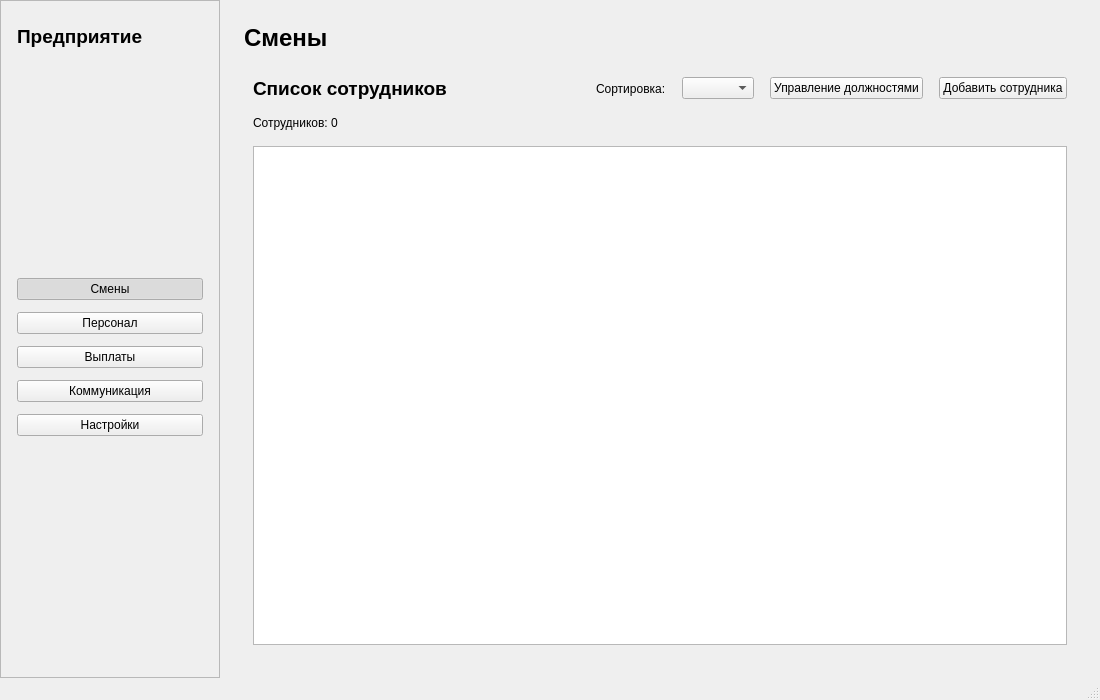
Before: the Qt Designer form businessmainwindow.ui in Zizerok/VKR, drawn with Qt 5.
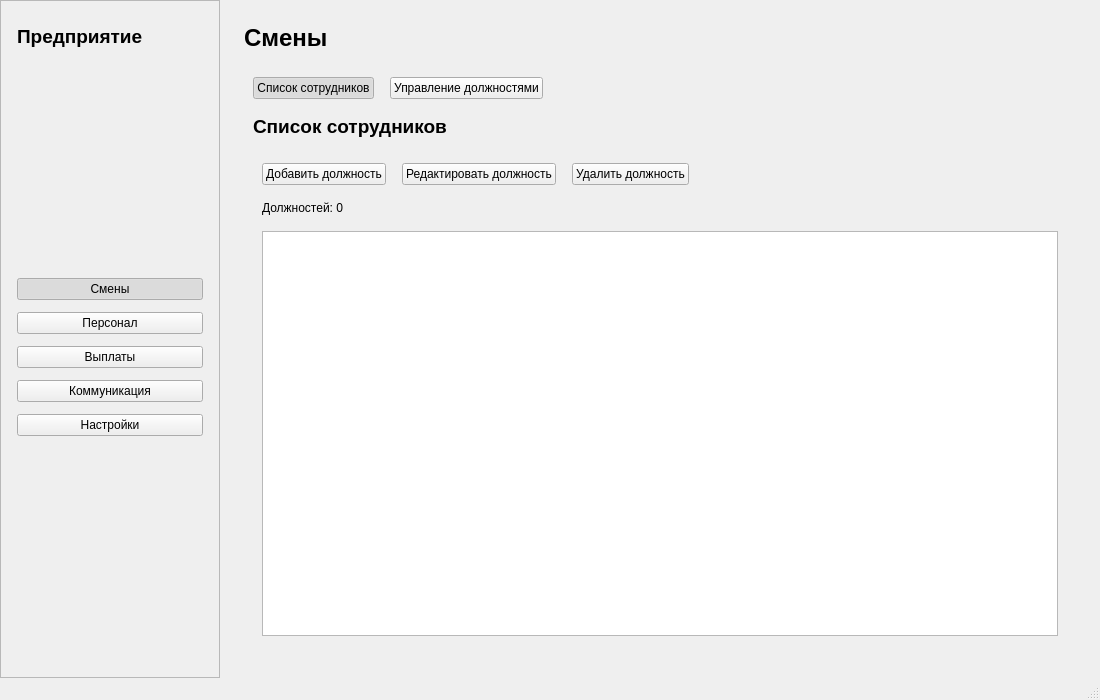
After: the same form once the commit is applied. The open tabs and pages were chosen to show the change.

Commit message: работа над должностями

Diff of the .ui file:
```diff
--- a/businessmainwindow.ui
+++ b/businessmainwindow.ui
@@ -237,7 +237,51 @@
             <item>
             <layout class="QHBoxLayout" name="staffTopLayout">
              <item>
-              <widget class="QLabel" name="labelEmployeeListTitle">
+              <widget class="QPushButton" name="pushButtonStaffEmployeesView">
+               <property name="text">
+                <string>Список сотрудников</string>
+               </property>
+               <property name="checkable">
+                <bool>true</bool>
+               </property>
+               <property name="checked">
+                <bool>true</bool>
+               </property>
+               <property name="autoExclusive">
+                <bool>true</bool>
+               </property>
+              </widget>
+             </item>
+             <item>
+              <widget class="QPushButton" name="pushButtonStaffPositionsView">
+               <property name="text">
+                <string>Управление должностями</string>
+               </property>
+               <property name="checkable">
+                <bool>true</bool>
+               </property>
+               <property name="autoExclusive">
+                <bool>true</bool>
+               </property>
+              </widget>
+             </item>
+             <item>
+              <spacer name="staffSwitchSpacer">
+               <property name="orientation">
+                <enum>Qt::Horizontal</enum>
+               </property>
+               <property name="sizeHint" stdset="0">
+                <size>
+                 <width>40</width>
+                 <height>20</height>
+                </size>
+               </property>
+              </spacer>
+             </item>
+            </layout>
+           </item>
+           <item>
+            <widget class="QLabel" name="labelStaffContentTitle">
                <property name="font">
                 <font>
                  <pointsize>14</pointsize>
@@ -250,18 +294,17 @@
               </widget>
              </item>
              <item>
-              <spacer name="staffHeaderSpacer">
-               <property name="orientation">
-                <enum>Qt::Horizontal</enum>
-               </property>
-               <property name="sizeHint" stdset="0">
-                <size>
-                 <width>40</width>
-                 <height>20</height>
-                </size>
+            <widget class="QStackedWidget" name="stackedWidgetStaffContent">
+             <property name="currentIndex">
+              <number>0</number>
+             </property>
+             <widget class="QWidget" name="pageStaffEmployees">
+              <layout class="QVBoxLayout" name="verticalLayoutStaffEmployees">
+               <property name="spacing">
+                <number>16</number>
                </property>
-              </spacer>
-             </item>
+               <item>
+                <layout class="QHBoxLayout" name="staffEmployeesTopLayout">
              <item>
               <widget class="QLabel" name="labelSortTitle">
                <property name="text">
@@ -273,11 +316,17 @@
               <widget class="QComboBox" name="comboBoxEmployeeSort"/>
              </item>
              <item>
-              <widget class="QPushButton" name="pushButtonManagePositions">
-               <property name="text">
-                <string>Управление должностями</string>
-               </property>
-              </widget>
+                  <spacer name="staffEmployeesSpacer">
+                   <property name="orientation">
+                    <enum>Qt::Horizontal</enum>
+                   </property>
+                   <property name="sizeHint" stdset="0">
+                    <size>
+                     <width>40</width>
+                     <height>20</height>
+                    </size>
+                   </property>
+                  </spacer>
              </item>
              <item>
               <widget class="QPushButton" name="pushButtonAddEmployee">
@@ -303,6 +352,72 @@
              <property name="selectionMode">
               <enum>QAbstractItemView::SingleSelection</enum>
              </property>
+                </widget>
+               </item>
+              </layout>
+             </widget>
+             <widget class="QWidget" name="pageStaffPositions">
+              <layout class="QVBoxLayout" name="verticalLayoutStaffPositions">
+               <property name="spacing">
+                <number>16</number>
+               </property>
+               <item>
+                <layout class="QHBoxLayout" name="staffPositionsTopLayout">
+                 <item>
+                  <widget class="QPushButton" name="pushButtonAddPosition">
+                   <property name="text">
+                    <string>Добавить должность</string>
+                   </property>
+                  </widget>
+                 </item>
+                 <item>
+                  <widget class="QPushButton" name="pushButtonEditPosition">
+                   <property name="text">
+                    <string>Редактировать должность</string>
+                   </property>
+                  </widget>
+                 </item>
+                 <item>
+                  <widget class="QPushButton" name="pushButtonDeletePosition">
+                   <property name="text">
+                    <string>Удалить должность</string>
+                   </property>
+                  </widget>
+                 </item>
+                 <item>
+                  <spacer name="staffPositionsSpacer">
+                   <property name="orientation">
+                    <enum>Qt::Horizontal</enum>
+                   </property>
+                   <property name="sizeHint" stdset="0">
+                    <size>
+                     <width>40</width>
+                     <height>20</height>
+                    </size>
+                   </property>
+                  </spacer>
+                 </item>
+                </layout>
+               </item>
+               <item>
+                <widget class="QLabel" name="labelPositionCount">
+                 <property name="text">
+                  <string>Должностей: 0</string>
+                 </property>
+                </widget>
+               </item>
+               <item>
+                <widget class="QListWidget" name="listWidgetPositions">
+                 <property name="alternatingRowColors">
+                  <bool>true</bool>
+                 </property>
+                 <property name="selectionMode">
+                  <enum>QAbstractItemView::SingleSelection</enum>
+                 </property>
+                </widget>
+               </item>
+              </layout>
+             </widget>
             </widget>
            </item>
           </layout>
```
Left out of the diff: 2 changed lines with no effect on the pictures. Lines whose indentation alone changed are shown as unchanged. The commit also changes 7 other files.
